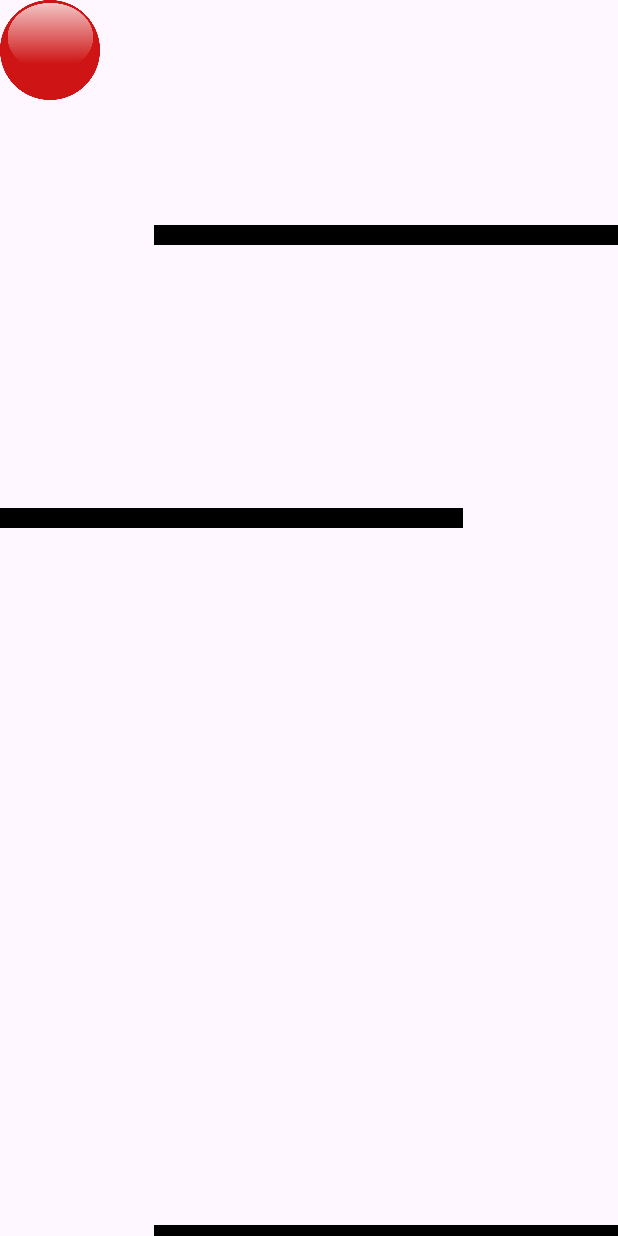
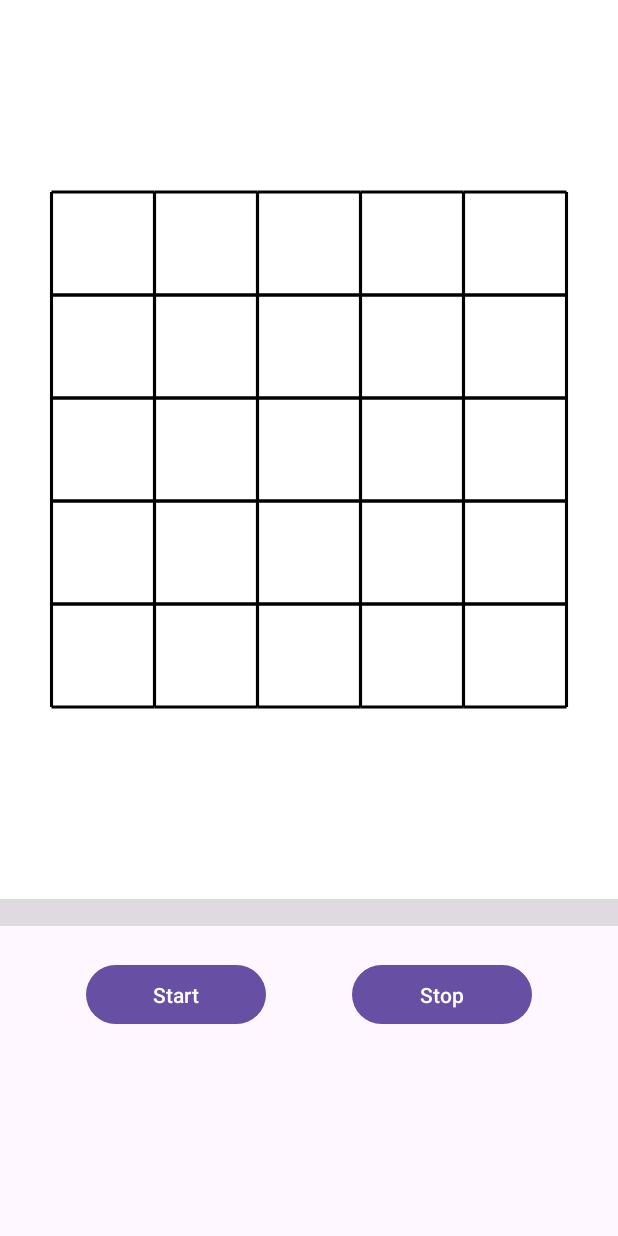
Before and after one commit to juan-montenegro/dancing-ball, an Android app: the MainGame screen opened directly, with no data from a screen before it, on a phone screen of 412 x 824 dp. Run offline under Robolectric (Android 15) with nearby library versions, the phone set to English and light mode, and no system bars.

Commit message:
Merge remote-tracking branch 'origin/main'

```diff
--- a/app/src/main/java/edu/codimo/dancingball/MainGame.java
+++ b/app/src/main/java/edu/codimo/dancingball/MainGame.java
@@ -1,8 +1,10 @@
 package edu.codimo.dancingball;
 
+import androidx.appcompat.app.AlertDialog;
 import androidx.appcompat.app.AppCompatActivity;
 
 import android.annotation.SuppressLint;
+import android.content.DialogInterface;
 import android.os.Bundle;
 import android.graphics.Bitmap;
 import android.hardware.SensorManager;
@@ -16,32 +18,41 @@ import android.graphics.Point;
 import android.view.Display;
 import android.hardware.SensorEventListener;
 import android.graphics.BitmapFactory;
+import android.view.ViewGroup;
+import android.widget.AdapterView;
+import android.widget.ArrayAdapter;
+import android.widget.LinearLayout;
+import android.widget.Spinner;
 import android.graphics.Paint;
 import android.graphics.Color;
 
 
+import edu.codimo.dancingball.game.MazeView;
 import edu.codimo.dancingball.storage.StorageHandler;
 
 
 public class MainGame extends AppCompatActivity implements SensorEventListener {
-    StorageHandler storageHandler; // Manejador de almacenamiento para el juego
-    private float xPos, xAccel, xVel = 0.0f; // Posición, aceleración y velocidad en el eje X
-    private float yPos, yAccel, yVel = 0.0f; // Posición, aceleración y velocidad en el eje Y
-    private float xMax, yMax; // Límites máximos en los ejes X e Y
-    private Bitmap ball; // Imagen de la pelota
-    private SensorManager sensorManager; // Manejador de sensores para capturar los datos del acelerómetro
+    private static final String[] options = { "5x5 ", "8x8", "10x10"};
+    private StorageHandler storageHandler;
+    private float xPos, xAccel, xVel = 0.0f;
+    private float yPos, yAccel, yVel = 0.0f;
+    private float xMax, yMax;
+    private Bitmap ball;
+    private SensorManager sensorManager;
 
     @SuppressLint("SourceLockedOrientationActivity")
     @Override
     protected void onCreate(Bundle savedInstanceState) {
         super.onCreate(savedInstanceState);
+        storageHandler = new StorageHandler(this,getString(R.string.PREF_KEY));
+        setContentView(R.layout.activity_main_game);
+        setRequestedOrientation(ActivityInfo.SCREEN_ORIENTATION_PORTRAIT);
+//        viewGroup = findViewById(R.id.MazeView);
+//        viewGroup.addView(new BallView(this));
+//        setContentView(ballView);
 
-        storageHandler = new StorageHandler(this,getString(R.string.PREF_KEY)); // Inicializa el manejador de almacenamiento con el contexto actual y una clave de preferencia
-        setContentView(R.layout.activity_maingame); // Establece el diseño de la actividad principal
-        setRequestedOrientation(ActivityInfo.SCREEN_ORIENTATION_PORTRAIT); // Establece la orientación de la pantalla en modo retrato
-
-        BallView ballView = new BallView(this); // Crea una instancia de la vista de la pelota
-        setContentView(ballView); // Establece la vista de la pelota como contenido de la actividad
+//        BallView ballView = new BallView(this); // Crea una instancia de la vista de la pelota
+//        setContentView(ballView); // Establece la vista de la pelota como contenido de la actividad
 
         Point size = new Point();
         Display display = getWindowManager().getDefaultDisplay();
@@ -76,7 +87,6 @@ public class MainGame extends AppCompatActivity implements SensorEventListener {
         }
     }
 
-
     private void updateBall() {
         float frameTime = 0.666f;
         xVel += (xAccel * frameTime); // Actualizar la velocidad en el eje X según la aceleración
@@ -107,6 +117,51 @@ public class MainGame extends AppCompatActivity implements SensorEventListener {
     @Override
     public void onAccuracyChanged(Sensor sensor, int i) {
         // Este método se llama cuando la precisión del sensor cambia.
+    }
+
+    public void onStartGameBtnClick(View view) {
+        AlertDialog.Builder builder = new AlertDialog.Builder(this);
+        builder.setTitle("Select maze size:");
+        int cols = storageHandler.getInt(
+                getResources().getString(R.string.cols_pref_key),5);
+        int rows = storageHandler.getInt(
+                getResources().getString(R.string.rows_pref_key),5);
+        final Spinner spinner = new Spinner(this);
+        LinearLayout.LayoutParams params = new LinearLayout.LayoutParams(LinearLayout.LayoutParams.WRAP_CONTENT, LinearLayout.LayoutParams.WRAP_CONTENT);
+        final ArrayAdapter<String> adapter = new ArrayAdapter<>(this,
+                android.R.layout.simple_spinner_item, options);
+        spinner.setLayoutParams(params);
+        spinner.setAdapter(adapter);
+
+        builder.setView(spinner);
+
+        spinner.setSelection(adapter.getPosition(cols + "x" + rows));
+        builder.setPositiveButton(getString(R.string.start_game_btn_text), (dialog, id) -> {
+            int selectedCols, selectedRows;
+            // START THE GAME!
+            String spinnerChoice = spinner.getSelectedItem().toString();
+            String[] choice = spinnerChoice.trim().split("x");
+            selectedCols = Integer.parseInt(choice[0]);
+            selectedRows = Integer.parseInt(choice[1]);
+            storageHandler.writePref(getString(R.string.rows_pref_key), selectedCols);
+            storageHandler.writePref(getString(R.string.cols_pref_key), selectedRows);
+            recreate();
+            MazeView mazeView = findViewById(R.id.MazeView);
+            mazeView.maze.setMazeSize(cols,rows);
+            mazeView.maze.init();
+            mazeView.maze.generateMaze();
+            mazeView.invalidate();
+        });
+        builder.setNegativeButton(getString(R.string.cancel_dialog_text), (dialog, id) -> {
+            // User cancelled the dialog
+            finish();
+        });
+        builder.show();
+    }
+
+
+    public void onStopGameClickBtn(View view) {
+        super.finish();
     }
 
     private class BallView extends View {
@@ -162,7 +217,6 @@ public class MainGame extends AppCompatActivity implements SensorEventListener {
             invalidate();
         }
 
-
         public int getBallPref(){
             String ballPref = storageHandler.getString(getString(R.string.ball_pref_key));
             switch (ballPref) {
--- a/app/src/main/java/edu/codimo/dancingball/game/MazeView.java
+++ b/app/src/main/java/edu/codimo/dancingball/game/MazeView.java
@@ -3,22 +3,97 @@ package edu.codimo.dancingball.game;
 import android.content.Context;
 import android.graphics.Canvas;
 import android.graphics.Color;
+import android.graphics.Paint;
+import android.graphics.Point;
 import android.util.AttributeSet;
+import android.view.Display;
 import android.view.View;
 
 import androidx.annotation.Nullable;
+import androidx.appcompat.app.AppCompatActivity;
 
 import edu.codimo.dancingball.R;
+import edu.codimo.dancingball.maze.Maze;
+import edu.codimo.dancingball.maze.Wall;
+import edu.codimo.dancingball.storage.StorageHandler;
 
 public class MazeView extends View {
+    public Maze maze;
+    private final int MAZE_COLS;
+    private final int MAZE_ROWS;
+    private float wallThickness;
+    private final Paint wallPainter;
+
+    private float topMargin;
+    private float leftMargin;
 
     public MazeView(Context context, @Nullable AttributeSet attrs) {
         super(context, attrs);
+        StorageHandler storageHandler = new StorageHandler(context, getResources().getString(R.string.PREF_KEY));
+        MAZE_COLS = storageHandler.getInt(
+                getResources().getString(R.string.cols_pref_key),5);
+        MAZE_ROWS = storageHandler.getInt(
+                getResources().getString(R.string.rows_pref_key),5);
+        Point size = new Point();
+        Display display = ((AppCompatActivity) getContext())
+                .getWindowManager()
+                .getDefaultDisplay();
+        display.getSize(size);
+        int width = size.x;
+        wallThickness = (float) (width * 0.005);
+        maze = new Maze(MAZE_COLS, MAZE_ROWS);
+        wallPainter = new Paint();
+        wallPainter.setColor(Color.BLACK);
+        wallPainter.setStrokeWidth(wallThickness);
+        maze.generateMaze();
     }
 
     @Override
     protected void onDraw(Canvas canvas) {
         super.onDraw(canvas);
-        canvas.drawColor(Color.BLUE);
+        canvas.drawColor(Color.WHITE);
+
+        int width = getWidth();
+        int height = getHeight();
+
+        int ratio = width / height;
+        if (ratio < (MAZE_COLS / MAZE_ROWS)){
+            maze.setCellSize(width / ((float) MAZE_COLS + 1));
+        } else {
+            maze.setCellSize(height / ((float) MAZE_ROWS + 1));
+        }
+        leftMargin  = (width - MAZE_COLS * maze.getCellSize())/2;
+        topMargin   = (height - MAZE_ROWS * maze.getCellSize())/2;
+        canvas.translate(leftMargin, topMargin);
+        drawMaze(canvas);
+        invalidate();
     }
+    private void drawMaze(Canvas canvas){
+        for (int x = 0; x < MAZE_COLS; x++){
+            for (int y = 0; y < MAZE_ROWS; y++){
+                drawWall(canvas, maze.getMaze()[x][y].getNorth(),
+                        x, y, x + 1, y);
+                drawWall(canvas, maze.getMaze()[x][y].getSouth(),
+                        x, y + 1, x + 1, y + 1);
+                drawWall(canvas, maze.getMaze()[x][y].getWest(),
+                        x, y, x, y + 1);
+                drawWall(canvas, maze.getMaze()[x][y].getEast(),
+                        x + 1, y, x + 1, y + 1);
+            }
+        }
+    }
+
+
+    private void drawWall(Canvas canvas, Wall wall, int xInit, int yInit, int xFinal,  int yFinal) {
+        if(wall.isWall()){
+            canvas.drawLine(
+                    xInit   * maze.getCellSize(),
+                    yInit   * maze.getCellSize(),
+                    xFinal  * maze.getCellSize(),
+                    yFinal  * maze.getCellSize(),
+                    wallPainter
+            );
+        }
+    }
+
 }
--- a/app/src/main/java/edu/codimo/dancingball/maze/Cell.java
+++ b/app/src/main/java/edu/codimo/dancingball/maze/Cell.java
@@ -5,18 +5,19 @@ public class Cell {
     private final Wall east;
     private final Wall south;
     private final Wall west;
-    private boolean visited;
+    private boolean visited = false;
     private final int[] position;
-    Cell(){
-        this.north = new Wall();
-        this.east = new Wall();
-        this.south = new Wall();
-        this.west = new Wall();
-        this.visited = false;
-        this.position = new int[2];
+
+    public Cell(){
+        north = new Wall();
+        east = new Wall();
+        south = new Wall();
+        west = new Wall();
+        position = new int[2];
     }
+
     public void setVisited(boolean state){
-        this.visited = state;
+        visited = state;
     }
 
     public void setNorth(boolean north) {
@@ -60,7 +61,8 @@ public class Cell {
     }
 
     public void setPosition(int x, int y) {
-        this.position[0] = x;
-        this.position[1] = y;
+        position[0] = x;
+        position[1] = y;
     }
+
 }
--- a/app/src/main/java/edu/codimo/dancingball/maze/Maze.java
+++ b/app/src/main/java/edu/codimo/dancingball/maze/Maze.java
@@ -1,17 +1,150 @@
 package edu.codimo.dancingball.maze;
 
+import android.content.Context;
+import android.util.Log;
+
+import androidx.annotation.NonNull;
+import androidx.appcompat.app.AppCompatActivity;
+
+import java.util.ArrayList;
+import java.util.Random;
+import java.util.Stack;
+
+import edu.codimo.dancingball.R;
+import edu.codimo.dancingball.game.MazeView;
+
 public class Maze {
-//    private int[][] map;
     private Cell[][] maze;
     private int i,j;
-    Maze(int i, int j){
+    private float cellSize;
+    private final Random seed;
+    public Maze(int i, int j){
+        seed = new Random();
         this.i = i;
         this.j = j;
-        this.maze = new Cell[this.i][this.j];
+        init();
+    }
+
+    public void init(){
+        maze = new Cell[i][j];
+        for (int x = 0; x<i; x++){
+            for (int y = 0; y<j; y++){
+                maze[x][y] = new Cell();
+                maze[x][y].setPosition(x,y);
+            }
+        }
     }
 
     public void generateMaze(){
+        init();
+        Stack<Cell> stack = new Stack<>();
+        Cell current, next;
+        current = maze[0][0];
+        current.setVisited(true);
+        Log.d("generateMaze", "Generating maze....");
+        while (true) {
+            Log.d("generateMaze", "Generating maze....");
+            next = getNextCell(current);
+            if (next != null) {
+                removeWall(current, next);
+                stack.push(current);
+                current = next;
+                current.setVisited(true);
 
+            } else {
+                current = stack.pop();
+            }
+            if (stack.empty()) {
+                Log.d("generateMaze", "Maze Generated");
+                break;
+            }
+        }
     }
 
+    private void removeWall(Cell current, Cell next) {
+        int[] currentIndexes = current.getPosition();
+        int[] nextIndexes = current.getPosition();
+        if (currentIndexes[0] == nextIndexes[0] && currentIndexes[1] == nextIndexes[1] + 1){
+            current.setNorth(false);
+            next.setSouth(false);
+        }
+        if (currentIndexes[0] == nextIndexes[0] && currentIndexes[1] == nextIndexes[1] - 1){
+            current.setSouth(false);
+            next.setNorth(false);
+        }
+        if (currentIndexes[0] == nextIndexes[0] + 1 && currentIndexes[1] == nextIndexes[1]){
+            current.setWest(false);
+            next.setEast(false);
+        }
+        if (currentIndexes[0] == nextIndexes[0] - 1 && currentIndexes[1] == nextIndexes[1]){
+            current.setEast(false);
+            next.setWest(false);
+        }
+    }
+
+    private Cell getNextCell(Cell current) {
+        ArrayList<Cell> cells = new ArrayList<>();
+        int col = current.getPosition()[0];
+        int row = current.getPosition()[1];
+        Log.d("CELL_POSITION", "CELL[COL][ROW] = cell[" + col + "][" + row + "]");
+        if (row > 0){
+            Log.d("TOP_CELL", "Cell topCell = maze["+col+"]["+ (row - 1) +"] ");
+            Cell topCell = maze[col][row - 1];
+            if(!topCell.isVisited()){
+                cells.add(topCell);
+            }
+        }
+        if (row < j - 1){
+            Log.d("BOTTOM_CELL", "Cell bottomCell = maze["+col+"]["+ (row + 1) +"] ");
+            Cell bottomCell = maze[col][row + 1];
+            if(!bottomCell.isVisited()){
+                cells.add(bottomCell);
+            }
+        }
+        if (col > 0){
+            Log.d("LEFT_CELL", "Cell leftCell = maze["+(col-1)+"]["+ (row) +"] ");
+            Cell leftCell = maze[col - 1][row];
+            if(!leftCell.isVisited()){
+                cells.add(leftCell);
+            }
+        }
+        if (col < i - 1){
+            Log.d("RIGHT_CELL", "Cell rightCell = maze["+(col+1)+"]["+ (row) +"] ");
+            Cell rightCell = maze[col + 1][row];
+            if(!rightCell.isVisited()){
+                cells.add(rightCell);
+            }
+        }
+        if (cells.size() > 0){
+            int nextCellIndex = seed.nextInt(cells.size());
+            return cells.get(nextCellIndex);
+        }
+        return  null;
+    }
+
+    public float getCellSize() {
+        return cellSize;
+    }
+
+    public void setCellSize(float cellSize) {
+        this.cellSize = cellSize;
+    }
+
+    public Cell[][] getMaze() {
+        return maze;
+    }
+    public void setMazeSize(int i, int j){
+        this.i = i;
+        this.j = j;
+    }
+    @NonNull
+    public String toString(){
+        StringBuilder string = new StringBuilder();
+        for (int x = 0; x<i; x++){
+            for (int y = 0; y<j; y++){
+                string.append(maze[x][y]).append(",");
+            }
+        }
+        return "Maze = {" + string + "}";
+    }
 }
--- a/app/src/main/java/edu/codimo/dancingball/maze/Node.java
+++ b/app/src/main/java/edu/codimo/dancingball/maze/Node.java
@@ -4,7 +4,7 @@ public class Node {
     public final int x;
     public final int y;
 
-    Node(int x, int y) {
+    public Node(int x, int y) {
         this.x = x;
         this.y = y;
     }
--- a/app/src/main/java/edu/codimo/dancingball/maze/Wall.java
+++ b/app/src/main/java/edu/codimo/dancingball/maze/Wall.java
@@ -2,7 +2,7 @@ package edu.codimo.dancingball.maze;
 
 public class Wall {
     private boolean hasWall;
-    Wall(){
+    public Wall(){
         this.hasWall = true;
     }
 
--- a/app/src/main/java/edu/codimo/dancingball/storage/StorageHandler.java
+++ b/app/src/main/java/edu/codimo/dancingball/storage/StorageHandler.java
@@ -26,8 +26,8 @@ public class StorageHandler {
         editor.apply();
     }
 
-    public int getInt(String key){
-        return sharedPref.getInt(key,0);
+    public int getInt(String key, int defValue){
+        return sharedPref.getInt(key,defValue);
     }
     public String getString(String key){
         return sharedPref.getString(key,"");
--- /dev/null
+++ b/app/src/main/res/layout/activity_main_game.xml
@@ -0,0 +1,63 @@
+<?xml version="1.0" encoding="utf-8"?>
+<LinearLayout xmlns:android="http://schemas.android.com/apk/res/android"
+    xmlns:tools="http://schemas.android.com/tools"
+    android:id="@+id/MainGameActivity"
+    android:layout_width="match_parent"
+    android:layout_height="match_parent"
+    android:foregroundTint="@color/white"
+    android:orientation="vertical"
+    tools:context=".MainGame">
+
+    <edu.codimo.dancingball.game.MazeView
+        android:id="@+id/MazeView"
+        android:layout_width="match_parent"
+        android:layout_height="599dp" />
+
+    <View
+        android:id="@+id/divider"
+        android:layout_width="match_parent"
+        android:layout_height="18dp"
+        android:background="?android:attr/listDivider" />
+
+    <Space
+        android:layout_width="match_parent"
+        android:layout_height="22dp" />
+
+    <LinearLayout
+        android:layout_width="match_parent"
+        android:layout_height="47dp"
+        android:orientation="horizontal">
+
+        <Space
+            android:layout_width="25dp"
+            android:layout_height="match_parent"
+            android:layout_weight="1" />
+
+        <Button
+            android:id="@+id/StarttameBtn"
+            android:layout_width="wrap_content"
+            android:layout_height="wrap_content"
+            android:layout_weight="1"
+            android:onClick="onStartGameBtnClick"
+            android:text="@string/start_game_btn_text" />
+
+        <Space
+            android:layout_width="25dp"
+            android:layout_height="match_parent"
+            android:layout_weight="1" />
+
+        <Button
+            android:id="@+id/StopGameBtn"
+            android:layout_width="wrap_content"
+            android:layout_height="wrap_content"
+            android:layout_weight="1"
+            android:onClick="onStopGameClickBtn"
+            android:text="@string/stop_game_btn_text" />
+
+        <Space
+            android:layout_width="25dp"
+            android:layout_height="match_parent"
+            android:layout_weight="1" />
+    </LinearLayout>
+
+</LinearLayout>
--- a/app/src/main/res/layout/activity_maingame.xml
+++ /dev/null
@@ -1,9 +0,0 @@
-<?xml version="1.0" encoding="utf-8"?>
-<LinearLayout xmlns:android="http://schemas.android.com/apk/res/android"
-    xmlns:app="http://schemas.android.com/apk/res-auto"
-    xmlns:tools="http://schemas.android.com/tools"
-    android:layout_width="match_parent"
-    android:layout_height="match_parent"
-    android:foregroundTint="@color/white"
-    android:orientation="vertical"
-    tools:context=".MainGame" />
--- a/app/src/main/res/values/strings.xml
+++ b/app/src/main/res/values/strings.xml
@@ -21,4 +21,9 @@
     <string name="ball_green_btn_text">Green Ball</string>
     <string name="ball_blue_btn_text">Blue Ball</string>
     <string name="settings_next_btn">Play</string>
+    <string name="stop_game_btn_text">Stop</string>
+    <string name="start_game_btn_text">Start</string>
+    <string name="cancel_dialog_text">Cancel</string>
+    <string name="cols_pref_key">cols_pref_key</string>
+    <string name="rows_pref_key">rows_pref_key</string>
 </resources>
```
